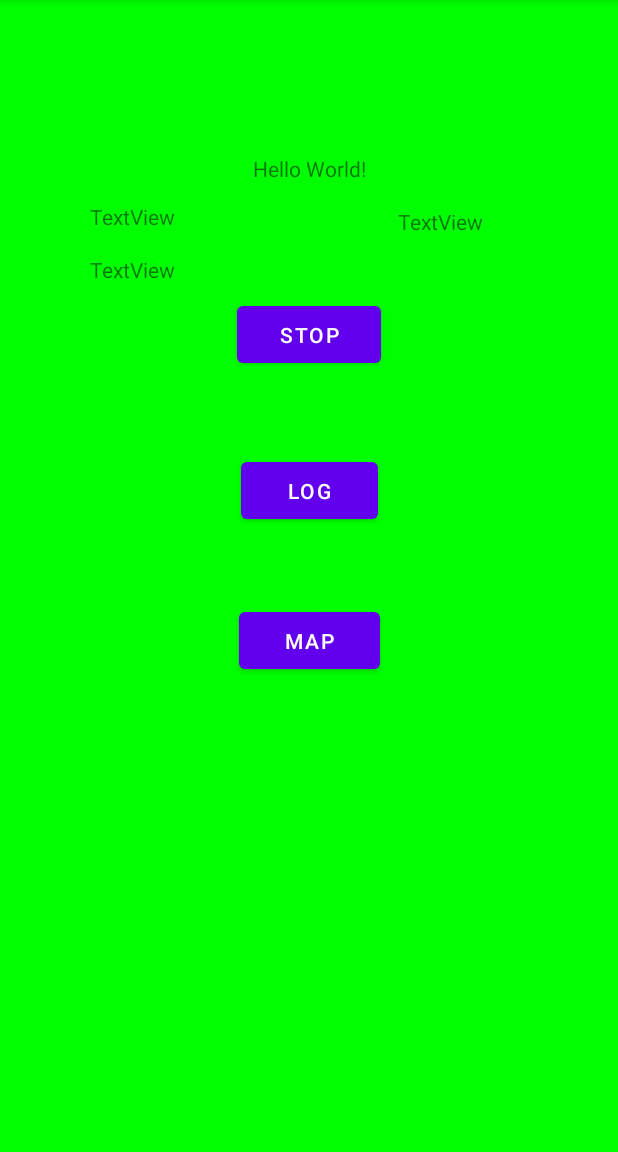
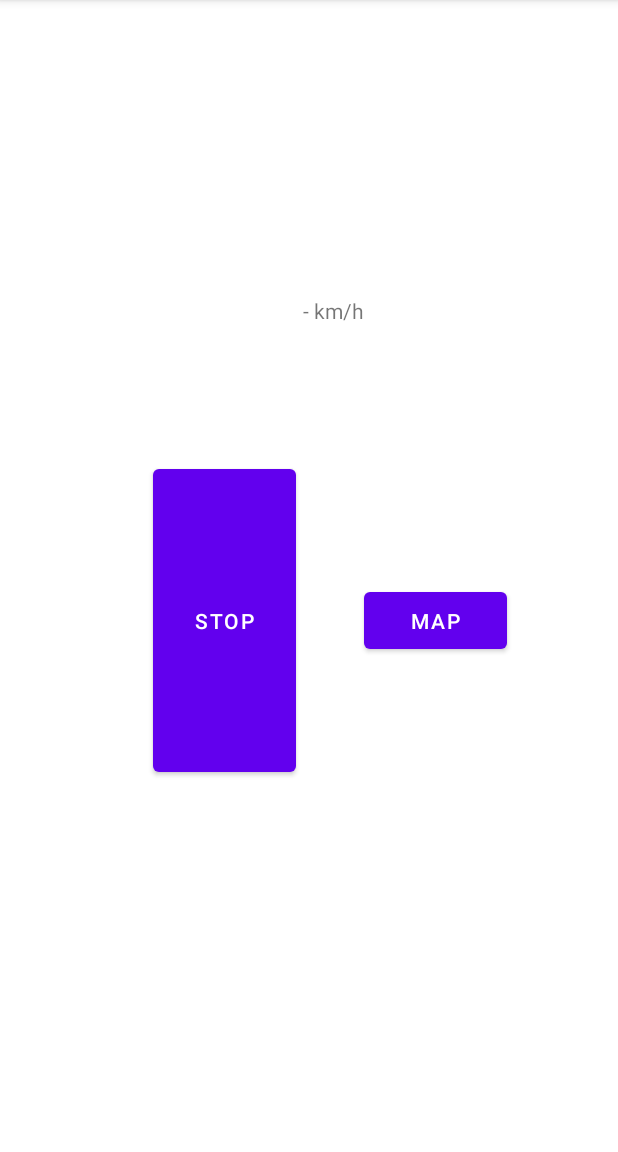
Before and after one commit to AxilleasGR/gps-accelerometer, an Android app: the screen it shows after launch (MainActivity), after a tap on "START", on a phone screen of 412 x 824 dp, the part 84-1236 px from its top. Run offline under Robolectric (Android 15) with nearby library versions, the phone set to English and light mode, and no system bars; our stand-ins replace Firebase (no records; nobody signed in at launch, a user with empty details on screens opened directly).

Commit message:
Final Comit

```diff
--- a/gpsAccelerometer/app/build.gradle
+++ b/gpsAccelerometer/app/build.gradle
@@ -1,6 +1,7 @@
 plugins {
     id 'com.android.application'
     id 'com.google.gms.google-services'
+    id 'com.google.android.libraries.mapsplatform.secrets-gradle-plugin'
 }
 
 android {
@@ -26,6 +27,9 @@ android {
         sourceCompatibility JavaVersion.VERSION_1_8
         targetCompatibility JavaVersion.VERSION_1_8
     }
+    buildFeatures {
+        viewBinding true
+    }
 }
 
 dependencies {
@@ -34,6 +38,7 @@ dependencies {
     implementation 'com.google.android.material:material:1.4.0'
     implementation 'androidx.constraintlayout:constraintlayout:2.1.2'
     implementation 'com.google.firebase:firebase-database:19.2.1'
+    implementation 'com.google.android.gms:play-services-maps:17.0.0'
     testImplementation 'junit:junit:4.+'
     androidTestImplementation 'androidx.test.ext:junit:1.1.3'
     androidTestImplementation 'androidx.test.espresso:espresso-core:3.4.0'
--- a/gpsAccelerometer/app/src/main/java/com/example/gpsaccelerometer/MainActivity.java
+++ b/gpsAccelerometer/app/src/main/java/com/example/gpsaccelerometer/MainActivity.java
@@ -1,4 +1,6 @@
 package com.example.gpsaccelerometer;
+
+import static android.content.ContentValues.TAG;
 
 import androidx.annotation.NonNull;
 import androidx.appcompat.app.AlertDialog;
@@ -16,6 +18,7 @@ import android.location.Location;
 import android.location.LocationListener;
 import android.location.LocationManager;
 import android.os.Bundle;
+import android.util.Log;
 import android.view.View;
 import android.widget.Button;
 import android.widget.TextView;
@@ -36,22 +39,16 @@ public class MainActivity extends AppCompatActivity implements LocationListener
 
     Button startButton;
     TextView txtView;
-    TextView txtView1;
-    TextView txtView2;
     private boolean isClicked = true;
     int speedFinal;
     int speedStarting;
-    FirebaseDatabase database;
-    DatabaseReference reference;
     @Override
     protected void onCreate(Bundle savedInstanceState) {
         super.onCreate(savedInstanceState);
         setContentView(R.layout.activity_main);
         startButton = findViewById(R.id.startButton);
         txtView = findViewById(R.id.textView2);
-        txtView1 = findViewById(R.id.textView3);
-        txtView2 = findViewById(R.id.textView4);
-
+        txtView.setText("- km/h");
         // Location's Permission check on create of the App.
         if (ActivityCompat.checkSelfPermission(this, Manifest.permission.ACCESS_FINE_LOCATION) != PackageManager.PERMISSION_GRANTED &&
                 ActivityCompat.checkSelfPermission(this, Manifest.permission.ACCESS_COARSE_LOCATION) != PackageManager.PERMISSION_GRANTED) {
@@ -65,34 +62,20 @@ public class MainActivity extends AppCompatActivity implements LocationListener
 
             // if Boolean variable isClicked is true.
             if (isClicked) {
-//                //Provide Location's updates.
-//                locationManager.requestLocationUpdates(LocationManager.GPS_PROVIDER, 0, 0, this);
-                //locationManager.requestLocationUpdates(locationManager.);
-
+                id++;
                 startButton.setText("Stop");
-
-                //Background Color becomes green.
-                getWindow().getDecorView().setBackgroundColor(Color.GREEN);
 
                 isClicked = false;
                 checkMovement();
                 // Toast Message.
-                Toast.makeText(this, "Speed capture is enabled", Toast.LENGTH_SHORT).show();
+                Toast.makeText(this, "Speed logging is enabled", Toast.LENGTH_SHORT).show();
             } else {
                 //Stop getting Location's updates.
-                ///locationManager.removeUpdates((LocationListener) this);
-                //actionBar.setTitle("Speedometer");
-                //actionBar.setBackgroundDrawable(new ColorDrawable(Color.parseColor("#14C5DC")));
-                //speedTextView.setText("--");
-
-                //Background Color becomes white.
-                getWindow().getDecorView().setBackgroundColor(Color.WHITE);
-
+                txtView.setText("-- km/h");
                 startButton.setText("Start");
-
                 isClicked = true;
                 // Toast Message.
-                Toast.makeText(this, "Speed capture is disabled", Toast.LENGTH_SHORT).show();
+                Toast.makeText(this, "Speed logging is disabled", Toast.LENGTH_SHORT).show();
             }
         });
     }
@@ -101,12 +84,10 @@ public class MainActivity extends AppCompatActivity implements LocationListener
     public void isLocationEnabled(Context context) {
         LocationManager lm = (LocationManager) context.getSystemService(Context.LOCATION_SERVICE);
         boolean gps_enabled = false;
-
         try {
             gps_enabled = lm.isProviderEnabled(LocationManager.GPS_PROVIDER);
         } catch (Exception ex) {
         }
-
         if (!gps_enabled) {
             AlertDialog.Builder builder = new AlertDialog.Builder(this);
             builder.setCancelable(true);
@@ -129,29 +110,20 @@ public class MainActivity extends AppCompatActivity implements LocationListener
         }
     }
 
-
-    public void start1(View view) {
-        Toast.makeText(this, "MESSAGE BOX START :)", Toast.LENGTH_SHORT).show();
+    public void map1(View view) {
+        startActivity(new Intent(MainActivity.this, MapsActivity.class));
     }
 
-    public void log1(View view) {
-        Toast.makeText(this, "MESSAGE BOX LOG :)", Toast.LENGTH_SHORT).show();
-    }
-
-    public void map1(View view) {
-        Toast.makeText(this, "MESSAGE BOX MAP :)", Toast.LENGTH_SHORT).show();
-    }
-    int temp=0;
     @Override
     public void onLocationChanged(Location location) {
 
         if (!isClicked) {
             if (location == null) {
                 // if you can't get speed because reasons :)
-
-                //Toast.makeText(this, "NULL LOCATION", Toast.LENGTH_SHORT).show();
+                Toast.makeText(this, "NULL LOCATION", Toast.LENGTH_SHORT).show();
             } else {
-                //int speed=(int) ((location.getSpeed()) is the standard which returns meters per second. In this example i converted it to kilometers per hour
+                //int speed=(int) ((location.getSpeed()) is the standard which returns m/s.
+                //In this example i converted it to km/h.
 
                 speedStarting = (int) ((location.getSpeed() * 3600) / 1000);
                 lati = String.valueOf(location.getLatitude());
@@ -159,42 +131,41 @@ public class MainActivity extends AppCompatActivity implements LocationListener
                 Date date = new Date(location.getTime());
                 SimpleDateFormat sdf = new SimpleDateFormat("yyyy-MM-dd HH:mm:ss a");
                 time =  sdf.format(date);
-                txtView.setText(String.valueOf(speedStarting));
-                txtView2.setText(String.valueOf(speedFinal));
+                txtView.setText(String.valueOf(speedStarting)+"km/h");
                 checkAccel();
-                //Toast.makeText(this, speedStr, Toast.LENGTH_SHORT).show();
             }
         }
     }
+
     String time;
     public String lati , longi;
+
     void checkAccel() {
         int Du=speedStarting - speedFinal;
-        txtView1.setText(String.valueOf(speedFinal - speedStarting));
         if (Du > 10){
-            getWindow().getDecorView().setBackgroundColor(Color.BLUE);
-            Toast.makeText(this, "accel", Toast.LENGTH_SHORT).show();
-
+            txtView.setTextColor(Color.GREEN);
+            Toast.makeText(this, "Accelerated from "+String.valueOf(speedFinal)+"km/h to "
+                    +String.valueOf(speedStarting)+"km/h", Toast.LENGTH_SHORT).show();
             pusher(true);
-
             speedFinal = speedStarting;
         }
         else if (Du < -10){
-            getWindow().getDecorView().setBackgroundColor(Color.RED);
+            txtView.setTextColor(Color.RED);
+            Toast.makeText(this, "Decelerated from "+String.valueOf(speedStarting)+"km/h to "
+                    +String.valueOf(speedFinal)+"km/h", Toast.LENGTH_SHORT).show();
             pusher(false);
             speedFinal = speedStarting;
         }
-//        else if (Du == 0){
-//            //getWindow().getDecorView().setBackgroundColor(Color.WHITE);
-//        }
     }
+
     int k =0;
-    int id=0;
+    int id=2;
+    DatabaseReference myRef;
+    FirebaseDatabase database = FirebaseDatabase.getInstance("https://gpsaccelerometer-99b4c-default-rtdb.firebaseio.com/");
     void pusher(boolean type){
         System.out.println("pusher");
-        // Write a message to the database
-        FirebaseDatabase database = FirebaseDatabase.getInstance("https://gpsaccelerometer-99b4c-default-rtdb.firebaseio.com/");
-        DatabaseReference myRef = database.getReference("user"+id);
+        // Write log to the database
+        myRef = database.getReference("user"+id);
         DatabaseReference dbref1 = myRef.child("event"+k);
         DatabaseReference dbref2 = dbref1.child("speed");
         dbref2.setValue(speedFinal);
@@ -202,20 +173,21 @@ public class MainActivity extends AppCompatActivity implements LocationListener
         dbref3.setValue(time);
         DatabaseReference dbref4 = dbref1.child("location");
         dbref4.setValue(lati+","+longi);
+        DatabaseReference dbref5;
         if(type) {
-            DatabaseReference dbref5 = dbref1.child("accelType");
+            dbref5 = dbref1.child("accelType");
             dbref5.setValue("acceleration");
         }
         else {
-            DatabaseReference dbref5 = dbref1.child("accelType");
+            dbref5 = dbref1.child("accelType");
             dbref5.setValue("deceleration");
         }
         k++;
     }
-
     void checkMovement() {
         LocationManager lm = (LocationManager) this.getSystemService(Context.LOCATION_SERVICE);
-        if (ActivityCompat.checkSelfPermission(this, Manifest.permission.ACCESS_FINE_LOCATION) != PackageManager.PERMISSION_GRANTED && ActivityCompat.checkSelfPermission(this, Manifest.permission.ACCESS_COARSE_LOCATION) != PackageManager.PERMISSION_GRANTED) {
+        if (ActivityCompat.checkSelfPermission(this, Manifest.permission.ACCESS_FINE_LOCATION) != PackageManager.PERMISSION_GRANTED &&
+                ActivityCompat.checkSelfPermission(this, Manifest.permission.ACCESS_COARSE_LOCATION) != PackageManager.PERMISSION_GRANTED) {
             // TODO: Consider calling
             //    ActivityCompat#requestPermissions
             // here to request the missing permissions, and then overriding
--- a/gpsAccelerometer/app/src/main/res/layout/activity_main.xml
+++ b/gpsAccelerometer/app/src/main/res/layout/activity_main.xml
@@ -6,85 +6,54 @@
     android:layout_height="match_parent"
     tools:context=".MainActivity">
 
-    <TextView
-        android:id="@+id/textView"
-        android:layout_width="wrap_content"
-        android:layout_height="wrap_content"
-        android:layout_marginTop="94dp"
-        android:layout_marginBottom="67dp"
-        android:text="Hello World!"
-        app:layout_constraintBottom_toTopOf="@+id/startButton"
-        app:layout_constraintLeft_toLeftOf="parent"
-        app:layout_constraintRight_toRightOf="parent"
-        app:layout_constraintTop_toTopOf="parent"
-        app:layout_constraintVertical_bias="0.132" />
-
     <Button
         android:id="@+id/startButton"
-        android:layout_width="96dp"
-        android:layout_height="50dp"
-        android:layout_marginBottom="46dp"
+        android:layout_width="0dp"
+        android:layout_height="0dp"
+        android:layout_marginStart="102dp"
+        android:layout_marginEnd="45dp"
+        android:layout_marginBottom="247dp"
         android:onClick="start1"
         android:text="START"
-        app:layout_constraintBottom_toTopOf="@+id/button2"
-        app:layout_constraintEnd_toEndOf="parent"
+        app:layout_constraintBottom_toBottomOf="parent"
+        app:layout_constraintEnd_toStartOf="@+id/button3"
         app:layout_constraintStart_toStartOf="parent"
-        app:layout_constraintTop_toBottomOf="@+id/textView" />
-
-    <Button
-        android:id="@+id/button2"
-        android:layout_width="91dp"
-        android:layout_height="50dp"
-        android:layout_marginBottom="41dp"
-        android:onClick="log1"
-        android:text="LOG"
-        app:layout_constraintBottom_toTopOf="@+id/button3"
-        app:layout_constraintEnd_toEndOf="parent"
-        app:layout_constraintStart_toStartOf="parent"
-        app:layout_constraintTop_toBottomOf="@+id/startButton" />
+        app:layout_constraintTop_toBottomOf="@+id/textView2" />
 
     <Button
         android:id="@+id/button3"
-        android:layout_width="94dp"
+        android:layout_width="0dp"
         android:layout_height="50dp"
-        android:layout_marginBottom="307dp"
+        android:layout_marginEnd="74dp"
         android:onClick="map1"
         android:text="MAP"
-        app:layout_constraintBottom_toBottomOf="parent"
+        app:layout_constraintBaseline_toBaselineOf="@+id/startButton"
         app:layout_constraintEnd_toEndOf="parent"
-        app:layout_constraintStart_toStartOf="parent"
-        app:layout_constraintTop_toBottomOf="@+id/button2" />
+        app:layout_constraintStart_toEndOf="@+id/startButton" />
 
     <TextView
         android:id="@+id/textView2"
         android:layout_width="wrap_content"
         android:layout_height="wrap_content"
-        android:layout_marginStart="60dp"
-        android:layout_marginTop="32dp"
-        android:layout_marginBottom="35dp"
+        android:layout_marginTop="197dp"
+        android:layout_marginBottom="90dp"
         android:text="TextView"
         app:layout_constraintBottom_toTopOf="@+id/startButton"
-        app:layout_constraintStart_toStartOf="parent"
-        app:layout_constraintTop_toTopOf="@+id/textView"
-        app:layout_constraintVertical_bias="0.0" />
+        app:layout_constraintEnd_toStartOf="@+id/button3"
+        app:layout_constraintTop_toTopOf="parent" />
 
-    <TextView
-        android:id="@+id/textView3"
+    <androidx.constraintlayout.widget.Guideline
+        android:id="@+id/guideline2"
         android:layout_width="wrap_content"
         android:layout_height="wrap_content"
-        android:layout_marginStart="21dp"
-        android:layout_marginTop="16dp"
-        android:text="TextView"
-        app:layout_constraintStart_toEndOf="@+id/textView"
-        app:layout_constraintTop_toBottomOf="@+id/textView" />
+        android:orientation="horizontal"
+        app:layout_constraintGuide_end="583dp" />
 
-    <TextView
-        android:id="@+id/textView4"
+    <androidx.constraintlayout.widget.Guideline
+        android:id="@+id/guideline3"
         android:layout_width="wrap_content"
         android:layout_height="wrap_content"
-        android:layout_marginTop="16dp"
-        android:text="TextView"
-        app:layout_constraintStart_toStartOf="@+id/textView2"
-        app:layout_constraintTop_toBottomOf="@+id/textView2" />
+        android:orientation="vertical"
+        app:layout_constraintGuide_end="391dp" />
 
 </androidx.constraintlayout.widget.ConstraintLayout>
--- a/gpsAccelerometer/app/src/main/res/values/strings.xml
+++ b/gpsAccelerometer/app/src/main/res/values/strings.xml
@@ -1,3 +1,4 @@
 <resources>
     <string name="app_name">gpsAccelerometer</string>
+    <string name="title_activity_maps">MapsActivity</string>
 </resources>
--- a/gpsAccelerometer/build.gradle
+++ b/gpsAccelerometer/build.gradle
@@ -5,10 +5,10 @@ buildscript {
         mavenCentral()
     }
     dependencies {
-        classpath "com.android.tools.build:gradle:7.0.3"
+        classpath 'com.android.tools.build:gradle:7.0.4'
         classpath 'com.google.gms:google-services:4.3.10'
 
-
+        classpath "com.google.android.libraries.mapsplatform.secrets-gradle-plugin:secrets-gradle-plugin:2.0.0"
     }
 }
 
```
Also changed, not shown: gpsAccelerometer/app/src/debug/res/values/google_maps_api.xml (added, +24 -0 lines), gpsAccelerometer/app/src/main/AndroidManifest.xml (+26 -2 lines), gpsAccelerometer/app/src/main/java/com/example/gpsaccelerometer/MapsActivity.java (added, +120 -0 lines), gpsAccelerometer/app/src/main/java/com/example/gpsaccelerometer/dbObject.java (added, +40 -0 lines), gpsAccelerometer/app/src/main/res/layout/activity_maps.xml (added, +9 -0 lines), 2 other files.
